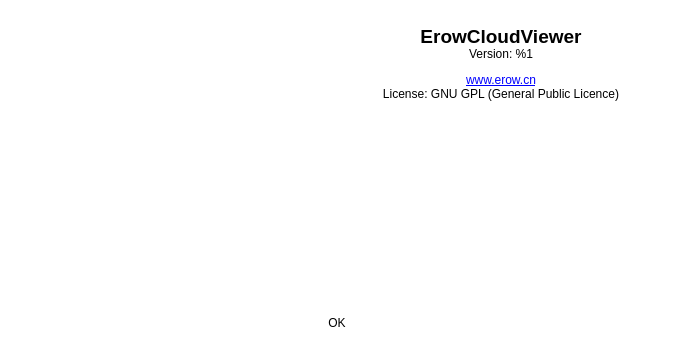
Above: eCV/ui_templates/aboutDlg.ui from Asher-1/ACloudViewer before the change. Below: the same form after it.
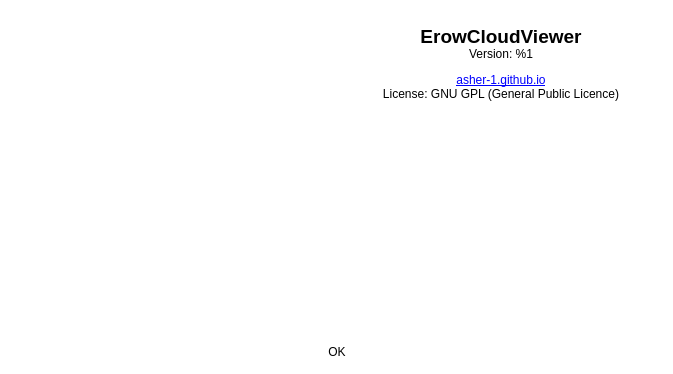
That is the form after the change. Icons and pictures are not drawn.

Commit message: ErowCloudViewer3.8.0 and CloudViewer0.3.8 released!

```diff
--- a/eCV/ui_templates/aboutDlg.ui
+++ b/eCV/ui_templates/aboutDlg.ui
@@ -10,7 +10,7 @@
     <x>0</x>
     <y>0</y>
     <width>673</width>
-    <height>345</height>
+    <height>374</height>
    </rect>
   </property>
   <property name="windowTitle">
@@ -44,7 +44,7 @@
      <item>
       <widget class="QLabel" name="labelText">
        <property name="text">
-        <string>&lt;html&gt;&lt;head/&gt;&lt;body&gt;&lt;p align=&quot;center&quot;&gt;&lt;img src=&quot;:/Resources/images/icon/ecv_128.png&quot;/&gt;&lt;br/&gt;&lt;span style=&quot; font-size:14pt; font-weight:600;&quot;&gt;ErowCloudViewer&lt;/span&gt;&lt;br/&gt;Version: %1&lt;/p&gt;&lt;p align=&quot;center&quot;&gt;&lt;a href=&quot;http://www.erow.cn&quot;&gt;&lt;img src=&quot;:/Resources/images/donate.png&quot; width=&quot;200&quot;/&gt;&lt;/a&gt;&lt;/p&gt;&lt;p align=&quot;center&quot;&gt;&lt;a href=&quot;http://www.erow.cn&quot;&gt;&lt;span style=&quot; text-decoration: underline; color:#0000ff;&quot;&gt;www.erow.cn&lt;br/&gt;&lt;/span&gt;&lt;/a&gt;License: GNU GPL (General Public Licence)&lt;/p&gt;&lt;/body&gt;&lt;/html&gt;</string>
+        <string>&lt;html&gt;&lt;head/&gt;&lt;body&gt;&lt;p align=&quot;center&quot;&gt;&lt;img src=&quot;:/Resources/images/icon/cloudviewer_128.png&quot;/&gt;&lt;br/&gt;&lt;span style=&quot; font-size:14pt; font-weight:600;&quot;&gt;ErowCloudViewer&lt;/span&gt;&lt;br/&gt;Version: %1&lt;/p&gt;&lt;p align=&quot;center&quot;&gt;&lt;a href=&quot;http://asher-1.github.io&quot;&gt;&lt;img src=&quot;:/Resources/images/donate.png&quot; width=&quot;200&quot;/&gt;&lt;/a&gt;&lt;/p&gt;&lt;p align=&quot;center&quot;&gt;&lt;a href=&quot;http://asher-1.github.io&quot;&gt;&lt;span style=&quot; text-decoration: underline; color:#0000ff;&quot;&gt;asher-1.github.io&lt;br/&gt;&lt;/span&gt;&lt;/a&gt;License: GNU GPL (General Public Licence)&lt;/p&gt;&lt;/body&gt;&lt;/html&gt;</string>
        </property>
        <property name="openExternalLinks">
         <bool>true</bool>
```
Left out of the diff: 2 changed lines with no effect on the pictures. The commit also changes 1480 other files.
